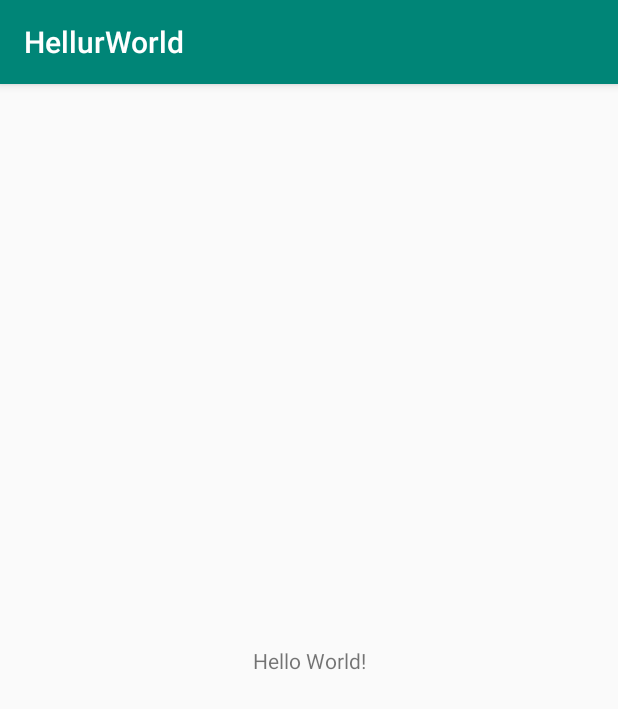
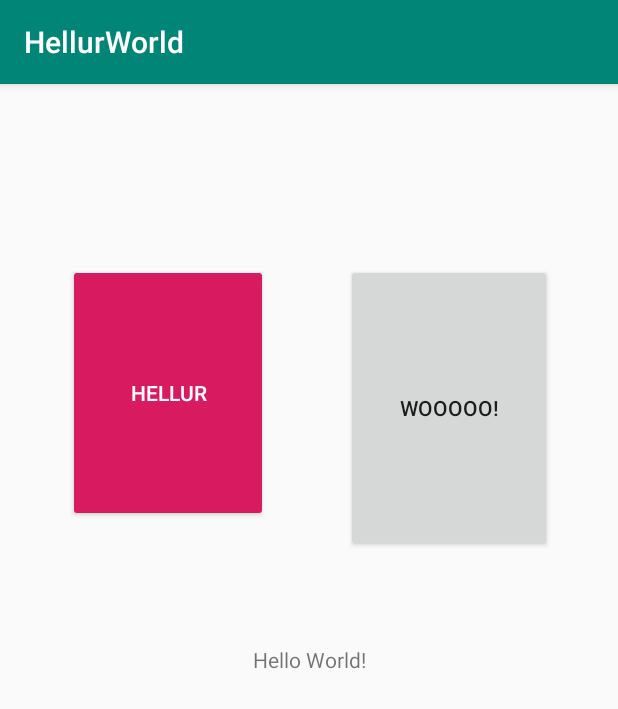
Before and after one commit to benvoliobenji/IntoTheAbyss, an Android app: the screen it shows after launch (MainActivity), on a phone screen of 412 x 824 dp. Shown: the top 709 px of the screen. Run offline under Robolectric (Android 15) with nearby library versions, the phone set to English and light mode, and no system bars.

Commit message:
HellurWorld App and simple activities

```diff
--- a/Experiments/joevt/app/build.gradle
+++ b/Experiments/joevt/app/build.gradle
@@ -24,7 +24,7 @@ android {
 
 dependencies {
     implementation fileTree(dir: 'libs', include: ['*.jar'])
-    implementation"org.jetbrains.kotlin:kotlin-stdlib-jdk7:$kotlin_version"
+    implementation "org.jetbrains.kotlin:kotlin-stdlib-jdk7:$kotlin_version"
     implementation 'com.android.support:appcompat-v7:28.0.0'
     implementation 'com.android.support.constraint:constraint-layout:1.1.3'
     testImplementation 'junit:junit:4.12'
--- a/Experiments/joevt/app/src/main/AndroidManifest.xml
+++ b/Experiments/joevt/app/src/main/AndroidManifest.xml
@@ -9,6 +9,8 @@
             android:roundIcon="@mipmap/ic_launcher_round"
             android:supportsRtl="true"
             android:theme="@style/AppTheme">
+        <activity android:name=".Hellur">
+        </activity>
         <activity android:name=".MainActivity">
             <intent-filter>
                 <action android:name="android.intent.action.MAIN"/>
--- a/Experiments/joevt/app/src/main/java/com/example/hellurworld/MainActivity.kt
+++ b/Experiments/joevt/app/src/main/java/com/example/hellurworld/MainActivity.kt
@@ -1,12 +1,29 @@
 package com.example.hellurworld
 
+import android.content.Intent
 import android.support.v7.app.AppCompatActivity
 import android.os.Bundle
+import android.widget.Button
+import android.widget.TextView
 
 class MainActivity : AppCompatActivity() {
 
     override fun onCreate(savedInstanceState: Bundle?) {
         super.onCreate(savedInstanceState)
         setContentView(R.layout.activity_main)
+
+        val helloText: TextView = findViewById(R.id.text)
+
+        //Hellur button goes to Hellur.kt
+        val b1 = findViewById(R.id.button1) as Button
+        b1.setOnClickListener{
+            val intent = Intent(this, Hellur::class.java)
+            startActivity(intent)
+        }
+
+        val b2 = findViewById(R.id.button2) as Button
+        b2.setOnClickListener{
+            helloText.text = getString(R.string.wooooo)
+        }
     }
 }
--- a/Experiments/joevt/app/src/main/res/layout/activity_main.xml
+++ b/Experiments/joevt/app/src/main/res/layout/activity_main.xml
@@ -9,11 +9,25 @@
 
     <TextView
             android:layout_width="wrap_content"
-            android:layout_height="wrap_content"
+            android:layout_height="20dp"
             android:text="Hello World!"
             app:layout_constraintBottom_toBottomOf="parent"
             app:layout_constraintLeft_toLeftOf="parent"
             app:layout_constraintRight_toRightOf="parent"
-            app:layout_constraintTop_toTopOf="parent"/>
+            app:layout_constraintTop_toTopOf="parent" android:id="@+id/text"/>
+    <Button
+            android:text="@string/hellur"
+            android:layout_width="133dp"
+            android:layout_height="172dp"
+            android:id="@+id/button1"
+            style="@style/Widget.AppCompat.Button.Colored" app:layout_constraintStart_toStartOf="parent"
+            android:layout_marginStart="45dp" app:layout_constraintTop_toTopOf="parent"
+            android:layout_marginTop="120dp"/>
+    <Button
+            android:text="@string/wooooo"
+            android:layout_width="137dp"
+            android:layout_height="192dp"
+            android:id="@+id/button2" app:layout_constraintTop_toTopOf="parent"
+            android:layout_marginTop="120dp" app:layout_constraintEnd_toEndOf="parent" android:layout_marginEnd="44dp"/>
 
 </android.support.constraint.ConstraintLayout>
--- a/Experiments/joevt/app/src/main/res/values/strings.xml
+++ b/Experiments/joevt/app/src/main/res/values/strings.xml
@@ -1,3 +1,8 @@
 <resources>
     <string name="app_name">HellurWorld</string>
+    <string name="hellur">Hellur</string>
+    <string name="wooooo">Wooooo!</string>
+    <string name="switchString">Switch</string>
+    <string name="returnString">Return</string>
+    <string name="name">Name</string>
 </resources>
```
Also changed, not shown: Experiments/joevt/app/src/main/java/com/example/hellurworld/Hellur.kt (added, +12 -0 lines), Experiments/joevt/app/src/main/res/layout/activity_hellur.xml (added, +39 -0 lines).
